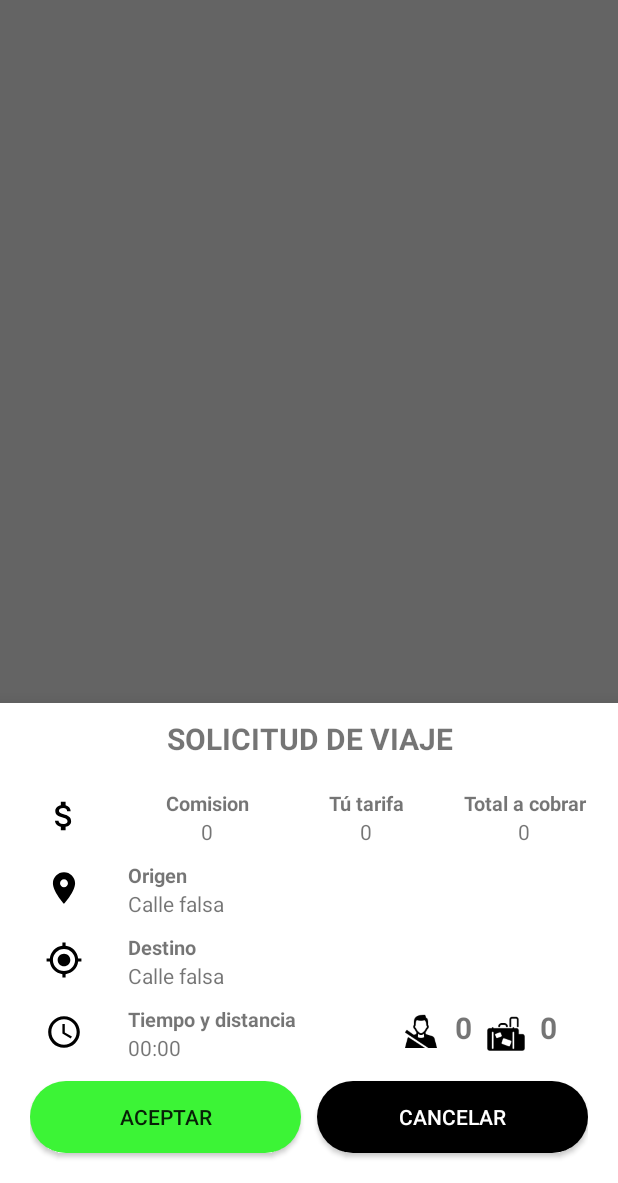
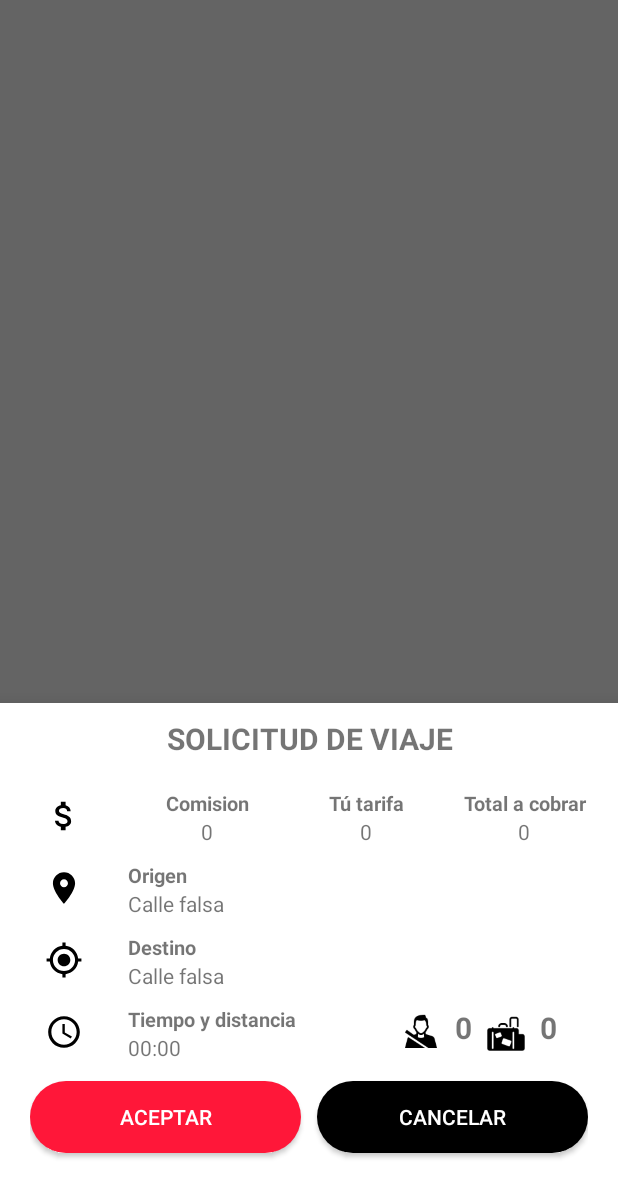
Before and after one commit to elpyro/toons_conductores, an Android app: the fragment ModalBottomSheetBooking placed in its activity, on a phone screen of 412 x 824 dp, the part 53-1236 px from its top. Run offline under Robolectric (Android 15) with nearby library versions, the phone set to English and light mode, and no system bars; our stand-ins replace Firebase (no records; nobody signed in at launch, a user with empty details on screens opened directly); libraries missing offline, so code that uses them is left out: com.example.easywaylocation, org.imperiumlabs.geofirestore; 12 statements that could not run were skipped.

Commit message:
mapa principal

```diff
--- a/app/src/main/res/drawable/rounded_button.xml
+++ b/app/src/main/res/drawable/rounded_button.xml
@@ -3,6 +3,6 @@
     xmlns:android="http://schemas.android.com/apk/res/android">
 
     <corners android:radius="50dp" />
-    <solid android:color="@color/green" />
+    <solid android:color="@color/red" />
 
 </shape>
--- a/app/src/main/res/layout/activity_calification_client.xml
+++ b/app/src/main/res/layout/activity_calification_client.xml
@@ -140,7 +140,7 @@
             android:layout_height="wrap_content"
             android:textAlignment="center"
             android:text="0$"
-            android:textColor="@color/green"
+            android:textColor="@color/red"
             android:textSize="22sp"
             android:textStyle="bold"
             android:layout_marginTop="5dp"
@@ -156,6 +156,8 @@
             android:layout_gravity="center"
             android:layout_marginTop="10dp"
             android:layout_marginBottom="10dp"
+            android:numStars="5"
+            android:rating="5"
             tools:ignore="SpeakableTextPresentCheck" />
 
         <Button
--- a/app/src/main/res/layout/activity_map.xml
+++ b/app/src/main/res/layout/activity_map.xml
@@ -24,6 +24,7 @@
         android:layout_gravity="bottom"
         android:layout_marginBottom="70dp"
         android:layout_marginRight="60dp"
+        android:textColor="@color/white"
         android:layout_marginLeft="60dp"
         />
 
@@ -33,6 +34,7 @@
         android:layout_height="wrap_content"
         android:text="DESCONECTARSE"
         android:background="@drawable/rounded_button"
+        android:textColor="@color/white"
         app:backgroundTint="@color/grey"
         android:layout_gravity="bottom"
         android:layout_marginBottom="70dp"
--- a/app/src/main/res/layout/activity_map_trip.xml
+++ b/app/src/main/res/layout/activity_map_trip.xml
@@ -137,6 +137,7 @@
         android:layout_gravity="bottom"
         android:layout_marginBottom="70dp"
         android:layout_marginRight="60dp"
+        android:textColor="@color/white"
         android:layout_marginLeft="60dp"
         />
 
--- a/app/src/main/res/layout/activity_registro_usuario.xml
+++ b/app/src/main/res/layout/activity_registro_usuario.xml
@@ -177,7 +177,7 @@
                         android:layout_height="wrap_content"
                         android:layout_margin="10dp"
                         android:background="@drawable/boton_redondo"
-                        android:backgroundTint="@color/white"
+                        android:textColor="@color/white"
                         android:text="@string/Registrate"></Button>
 
 
--- a/app/src/main/res/layout/modal_bottom_sheet_booking.xml
+++ b/app/src/main/res/layout/modal_bottom_sheet_booking.xml
@@ -321,6 +321,7 @@
             android:text="@string/Aceptar"
             android:background="@drawable/rounded_button"
             android:layout_marginBottom="10dp"
+            android:textColor="@color/white"
             android:layout_marginRight="5dp"
 
             />
--- a/app/src/main/res/values/colors.xml
+++ b/app/src/main/res/values/colors.xml
@@ -4,7 +4,7 @@
     <color name="white">#FFFFFFFF</color>
     <color name="rojo">#EEF13737</color>
     <color name="blancoTransparente">#32FBFBFB</color>
-    <color name="green">#3CF436</color>
+    <color name="red">#FF1739</color>
     <color name="grey">#726F6F</color>
     <color name="blue">#3665F4</color>
 </resources>
```
